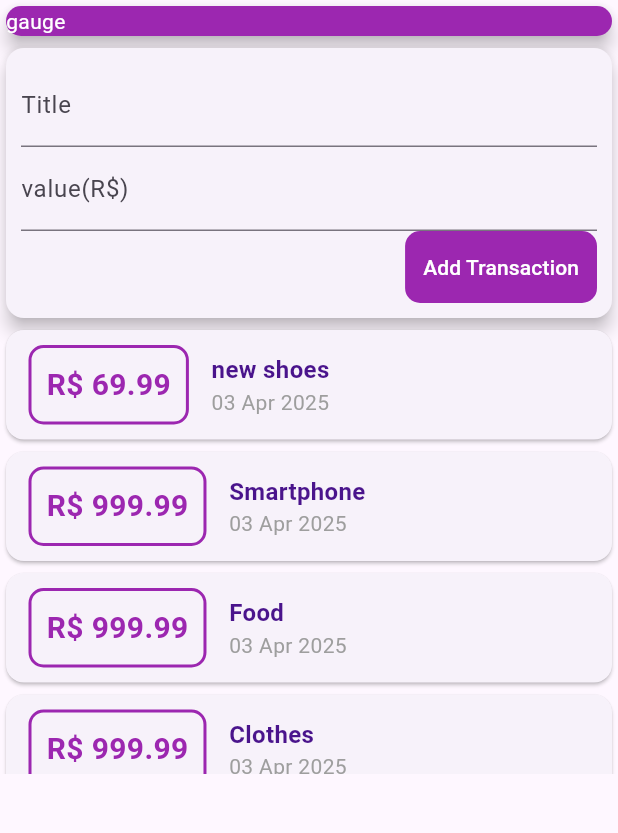
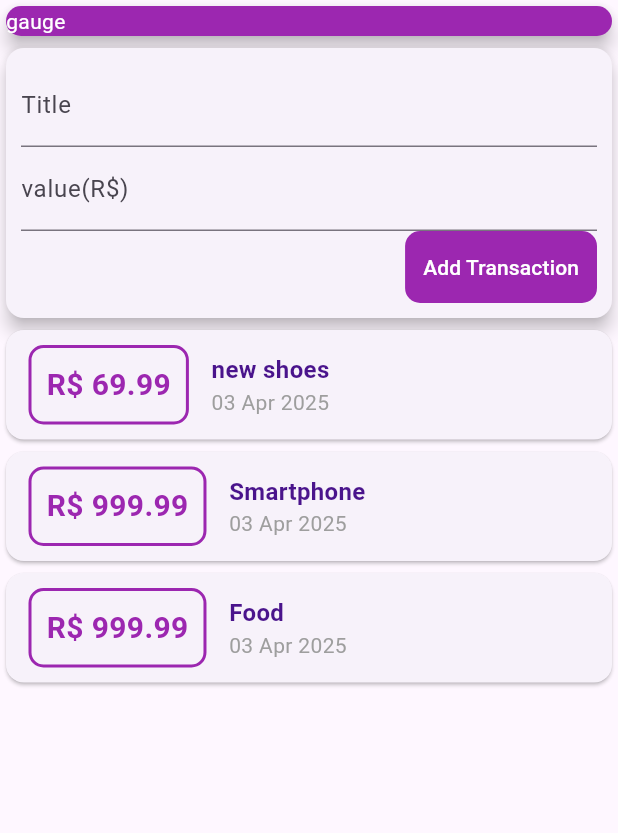
Before and after one commit to SamuckqaDev/expenses_flutter, a Flutter app: the screen it shows after launch, after a tap on "Add Transaction", on a phone screen of 412 x 824 dp, the part 84-917 px from its top. Run offline on Flutter 3.47's test engine with Material 3 defaults, Android fonts, the phone set to English and light mode, and no system bars.

```diff
--- a/lib/components/transaction_form.dart
+++ b/lib/components/transaction_form.dart
@@ -52,9 +52,7 @@ class TransactionsForm extends StatelessWidget {
                       color: Colors.purple,
                     ),
                     child: TextButton(
-                        onPressed: () {
-                          _doSubmitForm();
-                        },
+                        onPressed: _doSubmitForm,
                         style: ButtonStyle(
                           foregroundColor:
                               MaterialStateProperty.all<Color>(Colors.white),
--- a/lib/components/transaction_user.dart
+++ b/lib/components/transaction_user.dart
@@ -31,12 +31,7 @@ class _TransactionUserState extends State<TransactionUser> {
       value: 999.99,
       date: DateTime.now(),
     ),
-    Transaction(
-      uuid: const Uuid().v4(),
-      title: "Clothes",
-      value: 999.99,
-      date: DateTime.now(),
-    ),
+
   ];
 
   _doAddNewTransaction(String title, double value) {
```
